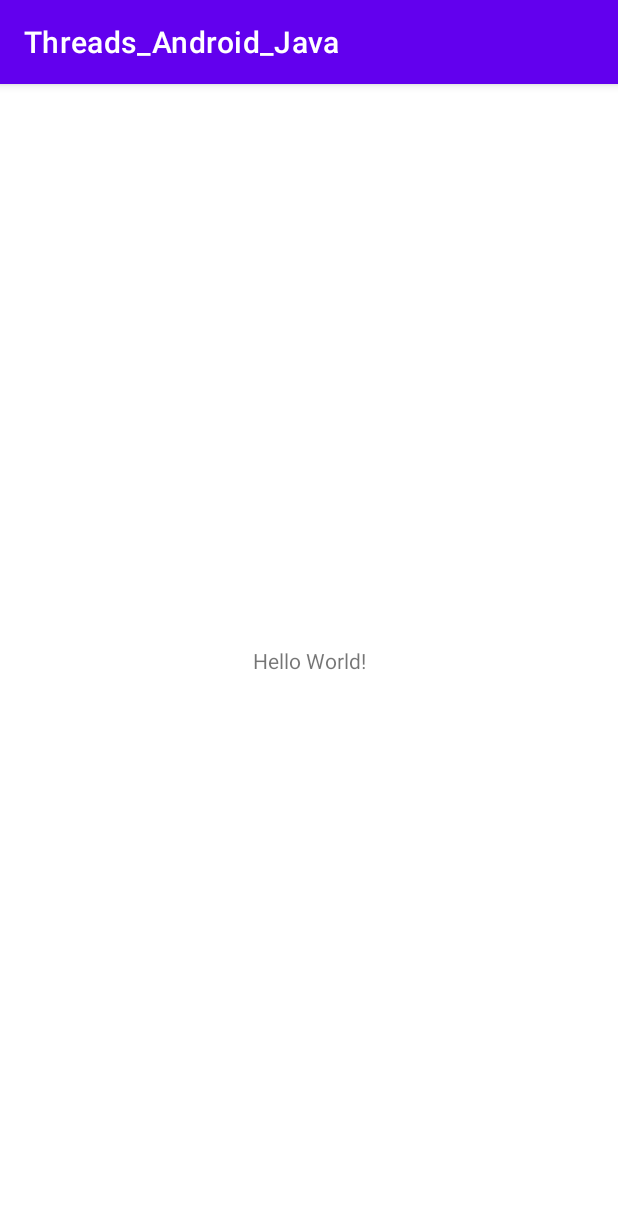
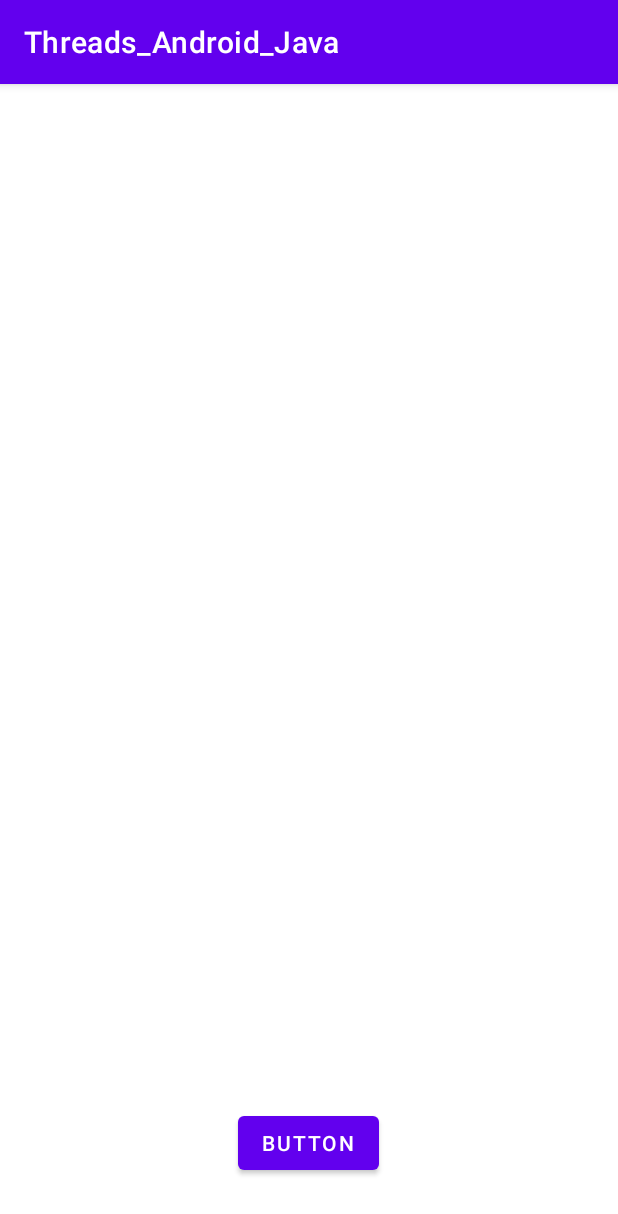
Before and after one commit to irenehernandezvelarde/Threads_Android_Java, an Android app: the screen it shows after launch (MainActivity), on a phone screen of 412 x 824 dp. Shown: the top 1214 px of the screen. Run offline under Robolectric (Android 15) with nearby library versions, the phone set to English and light mode, and no system bars.

```diff
--- a/app/src/main/res/layout/activity_main.xml
+++ b/app/src/main/res/layout/activity_main.xml
@@ -6,13 +6,15 @@
     android:layout_height="match_parent"
     tools:context=".MainActivity">
 
-    <TextView
+    <Button
+        android:id="@+id/boton"
         android:layout_width="wrap_content"
         android:layout_height="wrap_content"
-        android:text="Hello World!"
+        android:text="Button"
         app:layout_constraintBottom_toBottomOf="parent"
         app:layout_constraintEnd_toEndOf="parent"
+        app:layout_constraintHorizontal_bias="0.498"
         app:layout_constraintStart_toStartOf="parent"
-        app:layout_constraintTop_toTopOf="parent" />
-
+        app:layout_constraintTop_toTopOf="parent"
+        app:layout_constraintVertical_bias="0.947" />
 </androidx.constraintlayout.widget.ConstraintLayout>
```
Also changed, not shown: app/src/main/java/com/example/threads_android_java/MainActivity.java (+56 -0 lines).
